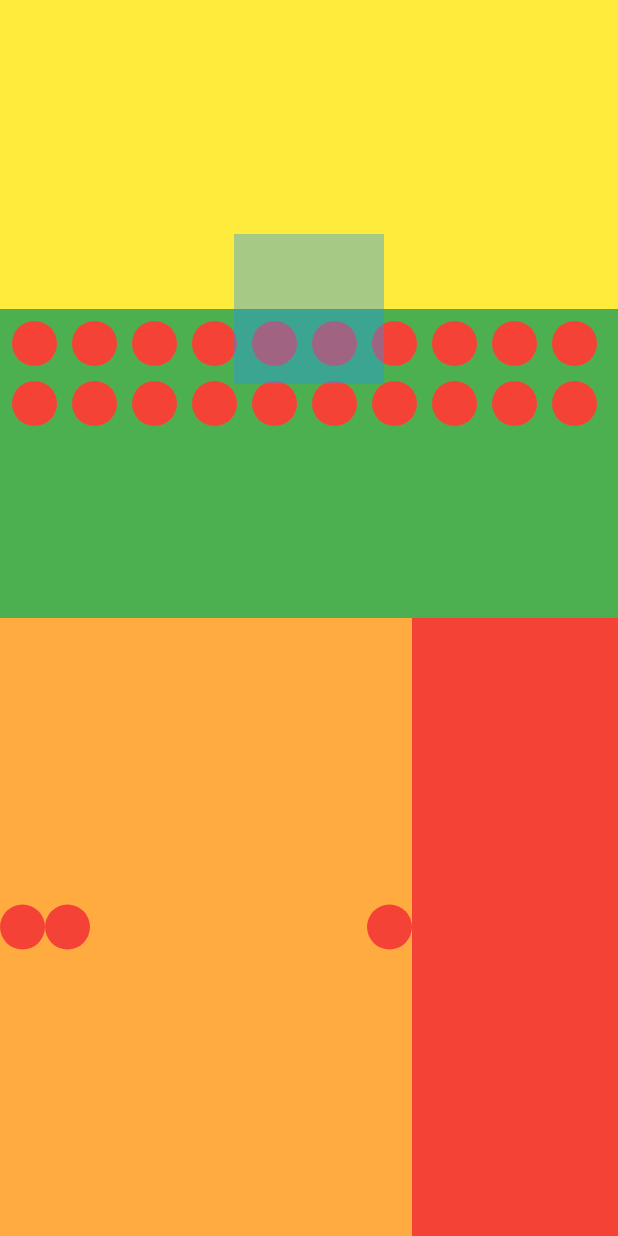
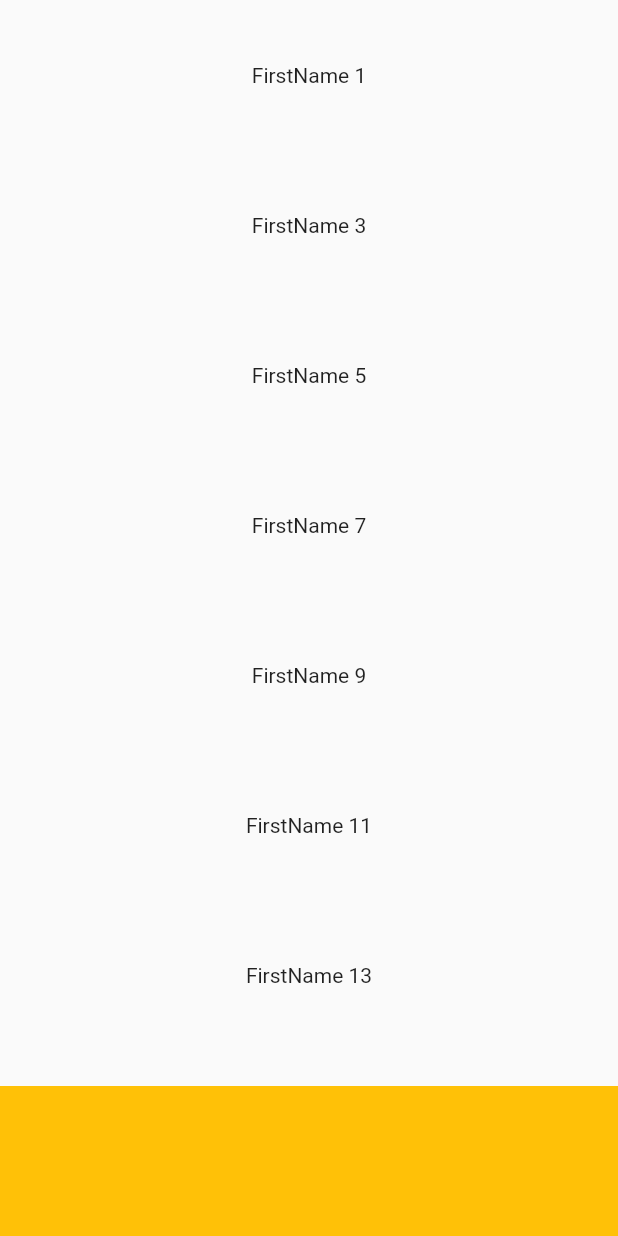
Before and after one commit to ThomasEcalle/al_2_flutter, a Flutter app: the screen it shows after launch, on a phone screen of 412 x 824 dp. Run offline on Flutter 3.47's test engine with Material 2 defaults, Android fonts, the phone set to English and light mode, and no system bars.

Commit message:
Add listview lesson

```diff
--- a/lib/main.dart
+++ b/lib/main.dart
@@ -1,5 +1,6 @@
 import 'package:al_2/ui/home_screen/home_screen.dart';
 import 'package:al_2/ui/layouts/layouts.dart';
+import 'package:al_2/ui/lists/lists.dart';
 import 'package:al_2/ui/settings_screen/settings_screen.dart';
 import 'package:flutter/material.dart';
 
@@ -22,7 +23,7 @@ class MyApp extends StatelessWidget {
           ),
         ),
       ),
-      home: const Layout(),
+      home: const Lists(),
     );
   }
 }
--- /dev/null
+++ b/lib/ui/lists/lists.dart
@@ -0,0 +1,40 @@
+import 'package:al_2/ui/lists/user_item.dart';
+import 'package:al_2/ui/lists/user.dart';
+import 'package:flutter/material.dart';
+
+class Lists extends StatelessWidget {
+  const Lists({Key? key}) : super(key: key);
+
+  @override
+  Widget build(BuildContext context) {
+    final users = List.generate(100, (index) {
+      return User(
+        firstName: 'FirstName $index',
+        lastName: 'LastName $index',
+      );
+    });
+
+    return Scaffold(
+      body: SafeArea(
+        child: Column(
+          children: [
+            Expanded(
+              child: ListView.builder(
+                itemCount: users.length,
+                itemBuilder: (BuildContext context, int index) {
+                  final user = users[index];
+                  if (index % 2 == 0) return const SizedBox();
+                  return UserItem(user: user);
+                },
+              ),
+            ),
+            Container(
+              height: 100,
+              color: Colors.amber,
+            ),
+          ],
+        ),
+      ),
+    );
+  }
+}
--- /dev/null
+++ b/lib/ui/lists/user.dart
@@ -0,0 +1,9 @@
+class User {
+  final String firstName;
+  final String lastName;
+
+  User({
+    required this.firstName,
+    required this.lastName,
+  });
+}
--- /dev/null
+++ b/lib/ui/lists/user_item.dart
@@ -0,0 +1,23 @@
+import 'package:al_2/ui/lists/user.dart';
+import 'package:flutter/material.dart';
+
+class UserItem extends StatelessWidget {
+  final User user;
+
+  const UserItem({
+    Key? key,
+    required this.user,
+  }) : super(key: key);
+
+  @override
+  Widget build(BuildContext context) {
+    print('Building element number ${user.firstName}');
+    return Container(
+      height: 100,
+      width: double.maxFinite,
+      child: Center(
+        child: Text(user.firstName),
+      ),
+    );
+  }
+}
```
